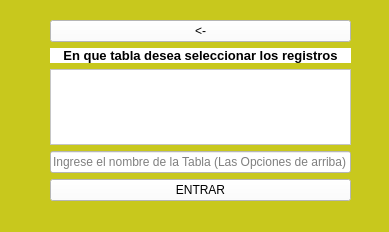
The window that CRUD/interfaz/VentanaVSeleccionar.ui (DanielRojas2002/PyQt5) describes before a commit, drawn with Qt 5.
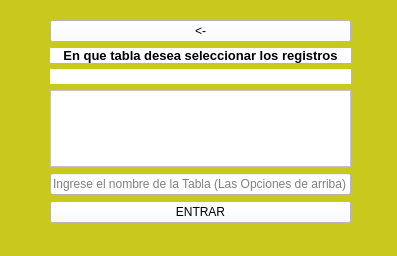
The same window after the commit.

```diff
--- a/CRUD/interfaz/VentanaVSeleccionar.ui
+++ b/CRUD/interfaz/VentanaVSeleccionar.ui
@@ -6,8 +6,8 @@
    <rect>
     <x>0</x>
     <y>0</y>
-    <width>389</width>
-    <height>232</height>
+    <width>397</width>
+    <height>256</height>
    </rect>
   </property>
   <property name="windowTitle">
@@ -23,7 +23,7 @@
       <x>50</x>
       <y>20</y>
       <width>301</width>
-      <height>181</height>
+      <height>203</height>
      </rect>
     </property>
     <layout class="QVBoxLayout" name="verticalLayout">
@@ -63,6 +63,26 @@
        </property>
       </widget>
      </item>
+     <item>
+      <widget class="QLabel" name="error1">
+       <property name="font">
+        <font>
+         <pointsize>10</pointsize>
+         <weight>75</weight>
+         <bold>true</bold>
+        </font>
+       </property>
+       <property name="styleSheet">
+        <string notr="true">background-color: rgb(255, 255, 255);</string>
+       </property>
+       <property name="text">
+        <string/>
+       </property>
+       <property name="alignment">
+        <set>Qt::AlignCenter</set>
+       </property>
+      </widget>
+     </item>
      <item>
       <widget class="QListWidget" name="tablascreadas">
        <property name="styleSheet">
```
Left out of the diff: 2 changed lines with no effect on the pictures.
